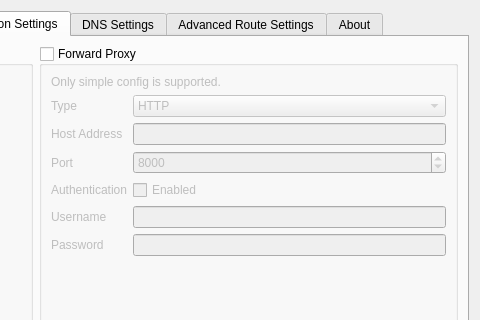
Qv2ray/Qv2ray, file src/ui/windows/w_PreferencesWindow.ui: the form before one commit; both pictures show x 408 to 888 and y 0 to 320 of the 888 by 652 pixel window.
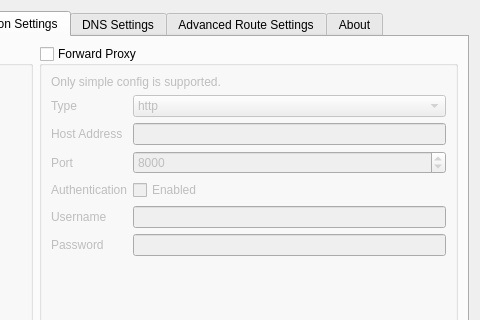
The form after the commit. The open tabs and pages were chosen to show the change. Icons and pictures are not drawn.

```diff
--- a/src/ui/windows/w_PreferencesWindow.ui
+++ b/src/ui/windows/w_PreferencesWindow.ui
@@ -1624,7 +1624,7 @@
            <widget class="QComboBox" name="fpTypeCombo">
             <item>
              <property name="text">
-              <string>HTTP</string>
+              <string>http</string>
              </property>
             </item>
             <item>
```
Left out of the diff: 2 changed lines with no effect on the pictures.
